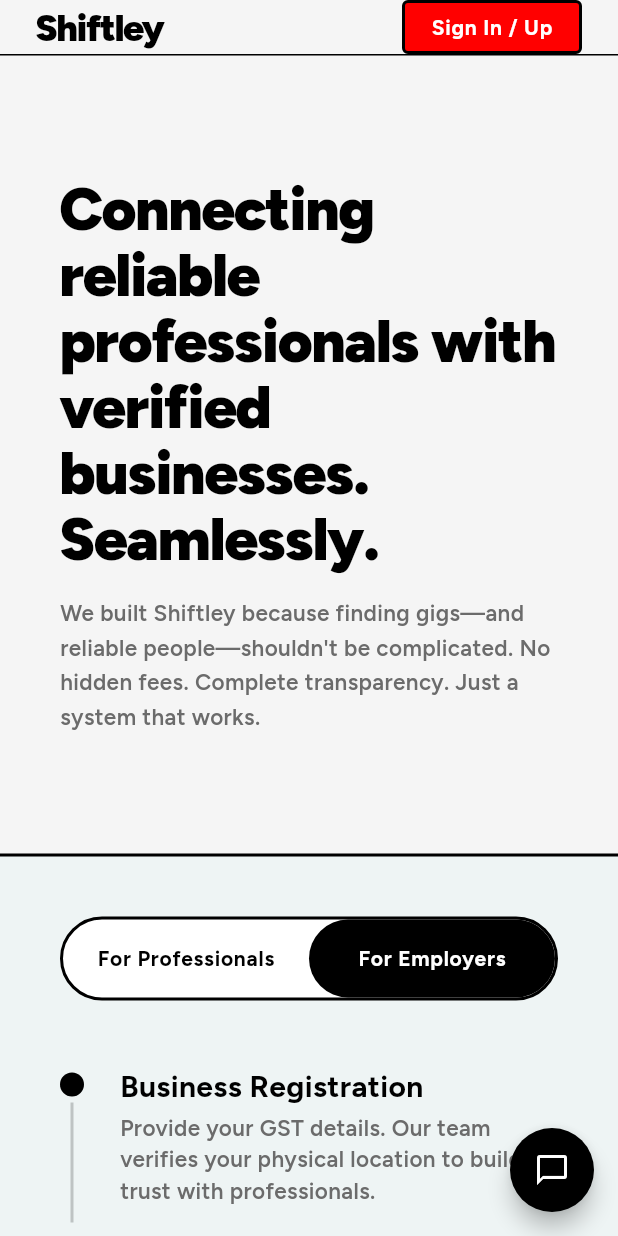
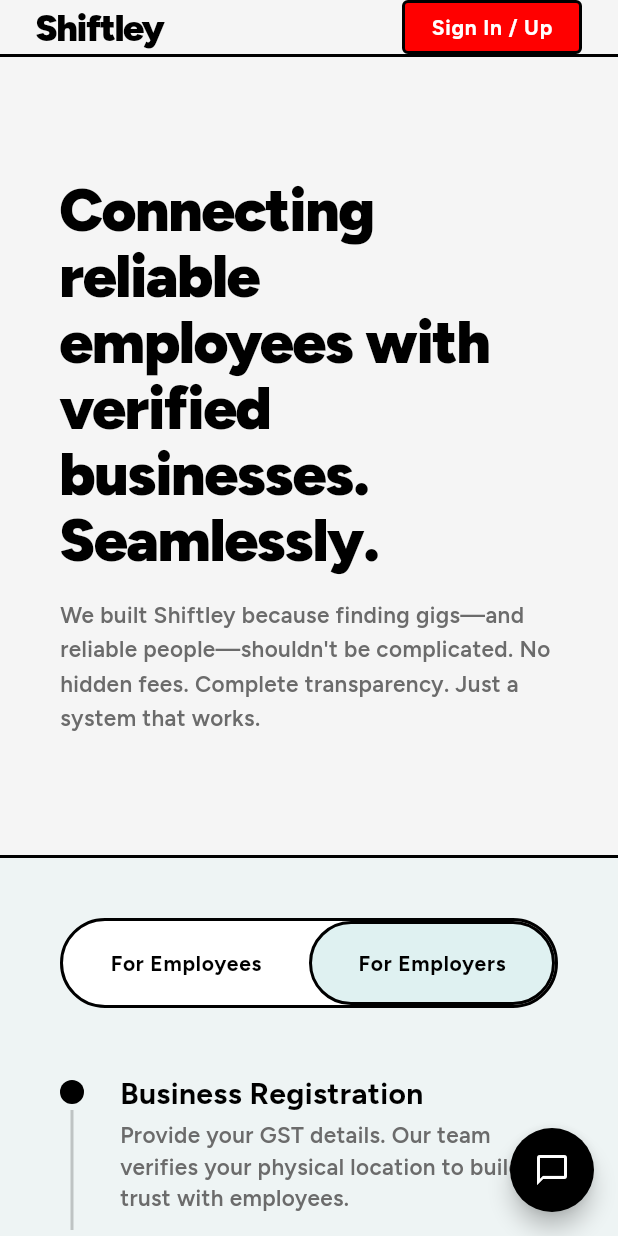
Before and after one commit to ChintalaNavaneeth/shiftley, a Flutter app: the screen it shows after launch, after a tap on "For Employers", on a phone screen of 412 x 824 dp. Run offline on Flutter 3.47's test engine with Material 3 defaults, Android fonts, the phone set to English and light mode, and no system bars; our stand-ins replace flutter_riverpod, go_router, pinput.

Commit message:
fixed UI

```diff
--- a/frontend/lib/features/auth/presentation/auth_screen.dart
+++ b/frontend/lib/features/auth/presentation/auth_screen.dart
@@ -107,7 +107,7 @@
                               children: [
                                 Expanded(
                                   child: SButton(
-                                    text: 'Professional',
+                                    text: 'Employee',
                                     type: _isWorker ? SButtonType.primary : SButtonType.secondary,
                                     onPressed: () => setState(() => _isWorker = true),
                                   ),
--- a/frontend/lib/features/auth/presentation/landing_screen.dart
+++ b/frontend/lib/features/auth/presentation/landing_screen.dart
@@ -1,3 +1,4 @@
+import 'dart:math';
 import 'package:flutter/material.dart';
 import 'package:go_router/go_router.dart';
 import 'package:shiftley_frontend/core/design_system/shiftley_tokens.dart';
@@ -33,7 +34,10 @@
           child: Column(
             crossAxisAlignment: CrossAxisAlignment.stretch,
             children: [
-              // ── Hero Section (Centered & Constrained) ───────────────────
+              // ── Hero Section (With Animated Snow Background) ─────────
+              Stack(
+                children: [
+                  Positioned.fill(child: const _SnowBackground()),
                   Center(
                     child: ConstrainedBox(
                       constraints: const BoxConstraints(maxWidth: 800),
@@ -44,11 +48,10 @@
                           children: [
                             const SizedBox(height: ShiftleyTokens.spaceXL),
                             const Text(
-                          'Connecting reliable professionals with verified businesses. Seamlessly.',
+                              'Connecting reliable employees with verified businesses. Seamlessly.',
                               style: ShiftleyTokens.heroLarge,
                               textAlign: TextAlign.left,
                             ),
-
                             const SizedBox(height: ShiftleyTokens.spaceM),
                             Text(
                               'We built Shiftley because finding gigs—and reliable people—shouldn\'t be complicated. No hidden fees. Complete transparency. Just a system that works.',
@@ -60,6 +63,8 @@
                       ),
                     ),
                   ),
+                ],
+              ),
 
               // ── Animated Dotted Stepper (Full Width Container) ─────────
               Container(
@@ -69,7 +74,6 @@
                   border: const Border(top: BorderSide(color: ShiftleyTokens.inkBlack, width: 2.0)),
                 ),
                 padding: const EdgeInsets.symmetric(vertical: ShiftleyTokens.spaceXL),
-
                 child: Center(
                   child: ConstrainedBox(
                     constraints: const BoxConstraints(maxWidth: 800),
@@ -91,7 +95,7 @@
                                 children: [
                                   Expanded(
                                     child: _ToggleButton(
-                                      label: 'For Professionals',
+                                      label: 'For Employees',
                                       isActive: _isWorkerFlow,
                                       onTap: () => setState(() => _isWorkerFlow = true),
                                     ),
@@ -103,7 +107,6 @@
                                       onTap: () => setState(() => _isWorkerFlow = false),
                                     ),
                                   ),
-
                                 ],
                               ),
                             ),
@@ -151,7 +154,6 @@
                   border: Border(top: BorderSide(color: ShiftleyTokens.inkBlack, width: 2.0)),
                 ),
                 padding: const EdgeInsets.symmetric(vertical: ShiftleyTokens.spaceXL),
-
                 child: Center(
                   child: ConstrainedBox(
                     constraints: const BoxConstraints(maxWidth: 800),
@@ -173,10 +175,9 @@
                           const SizedBox(height: ShiftleyTokens.spaceM),
 
                           Text(
-                            'When a gig is confirmed, the employer pays upfront into a secure Razorpay holding account. \n\nFor Professionals: You know the money is locked and waiting for you. No more chasing payments after a long day of work.\n\nFor Employers: You have the security of knowing the professional is committed. \n\nOnce the shift is completed, the funds are instantly released to the professional\'s bank account. Simple, secure, and fully automated.',
+                            'When a gig is confirmed, the employer pays upfront into a secure Razorpay holding account. \n\nFor Employees: You know the money is locked and waiting for you. No more chasing payments after a long day of work.\n\nFor Employers: You have the security of knowing the employee is committed. \n\nOnce the shift is completed, the funds are instantly released to the employee\'s bank account. Simple, secure, and fully automated.',
                             style: ShiftleyTokens.bodyLarge.copyWith(height: 1.5, color: ShiftleyTokens.mutedText),
                           ),
-
                         ],
                       ),
                     ),
@@ -192,7 +193,6 @@
                   border: const Border(top: BorderSide(color: ShiftleyTokens.inkBlack, width: 2.0)),
                 ),
                 padding: const EdgeInsets.symmetric(vertical: ShiftleyTokens.spaceXL),
-
                 child: Center(
                   child: ConstrainedBox(
                     constraints: const BoxConstraints(maxWidth: 800),
@@ -222,7 +222,6 @@
                   border: Border(top: BorderSide(color: ShiftleyTokens.inkBlack, width: 2.0)),
                 ),
                 padding: const EdgeInsets.symmetric(vertical: ShiftleyTokens.spaceXXL),
-
                 child: Center(
                   child: ConstrainedBox(
                     constraints: const BoxConstraints(maxWidth: 800),
@@ -260,12 +259,11 @@
 
   PreferredSizeWidget _buildNavBar(BuildContext context) {
     return PreferredSize(
-      preferredSize: const Size.fromHeight(88),
+      preferredSize: const Size.fromHeight(96), // Increased from 88 to 96
       child: Container(
-
         decoration: const BoxDecoration(
           color: ShiftleyTokens.background,
-          border: Border(bottom: BorderSide(color: ShiftleyTokens.inkBlack, width: 1.0)),
+          border: Border(bottom: BorderSide(color: ShiftleyTokens.inkBlack, width: 2.0)), // Increased to 2.0
         ),
         child: SafeArea(
           child: Padding(
@@ -281,7 +279,6 @@
                       fontSize: 25,
                       fontWeight: FontWeight.w900,
                       color: ShiftleyTokens.inkBlack,
-
                       letterSpacing: -1.0,
                     ),
                     overflow: TextOverflow.ellipsis,
@@ -343,10 +340,9 @@
       children: [
         _StepperItem(
           title: 'Business Registration',
-          description: 'Provide your GST details. Our team verifies your physical location to build trust with professionals.',
+          description: 'Provide your GST details. Our team verifies your physical location to build trust with employees.',
           isLast: false,
         ),
-
         _StepperItem(
           title: 'Post Job Requirements',
           description: 'Pay a small flat subscription fee. Tell us what you need, when, and what it pays.',
@@ -359,15 +355,14 @@
         ),
         _StepperItem(
           title: 'Deposit Funds Securely',
-          description: 'Accept a professional and deposit their wage into a secure holding account. They know you are serious.',
+          description: 'Accept an employee and deposit their wage into a secure holding account. They know you are serious.',
           isLast: false,
         ),
         _StepperItem(
           title: 'Shift Completion',
-          description: 'Mark the shift complete, and the funds release automatically to the professional. Seamless.',
+          description: 'Mark the shift complete, and the funds release automatically to the employee. Seamless.',
           isLast: true,
         ),
-
       ],
     );
   }
@@ -388,14 +383,15 @@
         duration: const Duration(milliseconds: 200),
         padding: const EdgeInsets.symmetric(vertical: ShiftleyTokens.spaceM),
         decoration: BoxDecoration(
-          color: isActive ? ShiftleyTokens.inkBlack : Colors.transparent,
+          color: isActive ? ShiftleyTokens.secondaryCyan : Colors.transparent, // Replaced inkBlack with light cyan for active
           borderRadius: BorderRadius.circular(50),
+          border: isActive ? ShiftleyTokens.primaryBorder : Border.all(color: Colors.transparent, width: 2),
         ),
         child: Center(
           child: Text(
             label,
             style: ShiftleyTokens.buttonLabel.copyWith(
-              color: isActive ? ShiftleyTokens.paperWhite : ShiftleyTokens.inkBlack,
+              color: ShiftleyTokens.inkBlack, // Text is always black now as requested
             ),
           ),
         ),
@@ -427,7 +423,7 @@
               width: 16,
               height: 16,
               margin: const EdgeInsets.only(top: ShiftleyTokens.spaceS),
-              decoration: BoxDecoration(
+              decoration: const BoxDecoration(
                 color: ShiftleyTokens.inkBlack,
                 shape: BoxShape.circle,
               ),
@@ -437,7 +433,7 @@
                 width: 2,
                 height: 80,
                 margin: const EdgeInsets.symmetric(vertical: ShiftleyTokens.spaceXS),
-                color: ShiftleyTokens.inkBlack.withValues(alpha: 0.2), // Faux dotted look via low opacity solid line
+                color: ShiftleyTokens.inkBlack.withValues(alpha: 0.2),
               ),
           ],
         ),
@@ -460,3 +456,68 @@
     );
   }
 }
+
+// ── Background Snow Animation ──────────────────────────────────────────
+
+class _SnowBackground extends StatefulWidget {
+  const _SnowBackground();
+
+  @override
+  State<_SnowBackground> createState() => _SnowBackgroundState();
+}
+
+class _SnowBackgroundState extends State<_SnowBackground> with SingleTickerProviderStateMixin {
+  late AnimationController _controller;
+  final List<_Particle> _particles = List.generate(40, (index) => _Particle());
+
+  @override
+  void initState() {
+    super.initState();
+    _controller = AnimationController(vsync: this, duration: const Duration(seconds: 15))..repeat();
+  }
+
+  @override
+  void dispose() {
+    _controller.dispose();
+    super.dispose();
+  }
+
+  @override
+  Widget build(BuildContext context) {
+    return AnimatedBuilder(
+      animation: _controller,
+      builder: (context, child) {
+        return CustomPaint(
+          painter: _SnowPainter(_particles, _controller.value),
+          size: Size.infinite,
+        );
+      },
+    );
+  }
+}
+
+class _Particle {
+  final double x = Random().nextDouble();
+  final double y = Random().nextDouble();
+  final double speed = 0.1 + Random().nextDouble() * 0.4;
+  final double size = 2 + Random().nextDouble() * 3;
+}
+
+class _SnowPainter extends CustomPainter {
+  final List<_Particle> particles;
+  final double animationValue;
+
+  _SnowPainter(this.particles, this.animationValue);
+
+  @override
+  void paint(Canvas canvas, Size size) {
+    final paint = Paint()..color = ShiftleyTokens.inkBlack.withValues(alpha: 0.15);
+    for (var p in particles) {
+      final dy = (p.y + animationValue * p.speed) % 1.0;
+      canvas.drawCircle(Offset(p.x * size.width, dy * size.height), p.size, paint);
+    }
+  }
+
+  @override
+  bool shouldRepaint(covariant CustomPainter oldDelegate) => true;
+}
```
Lines whose indentation alone changed are shown as unchanged.
